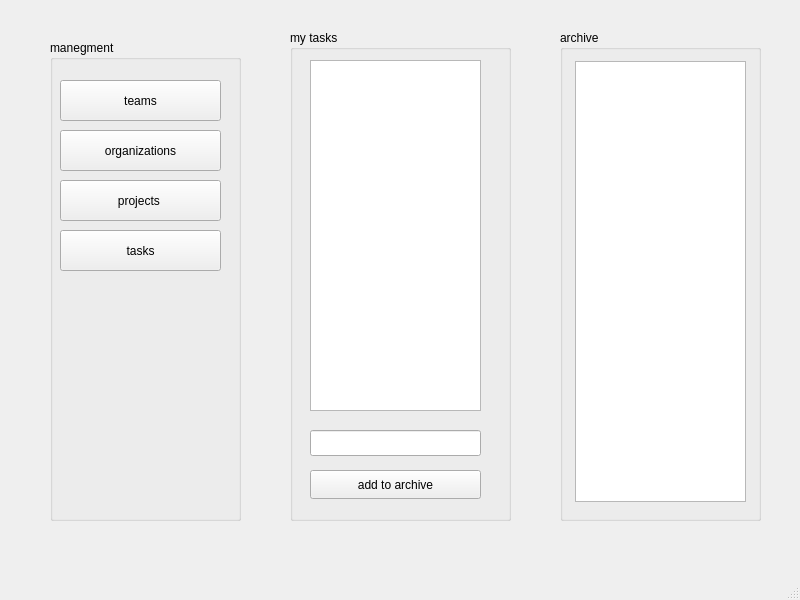
Qt form firstpage.ui (mahdientezari2003/ap_todolist) before a commit.
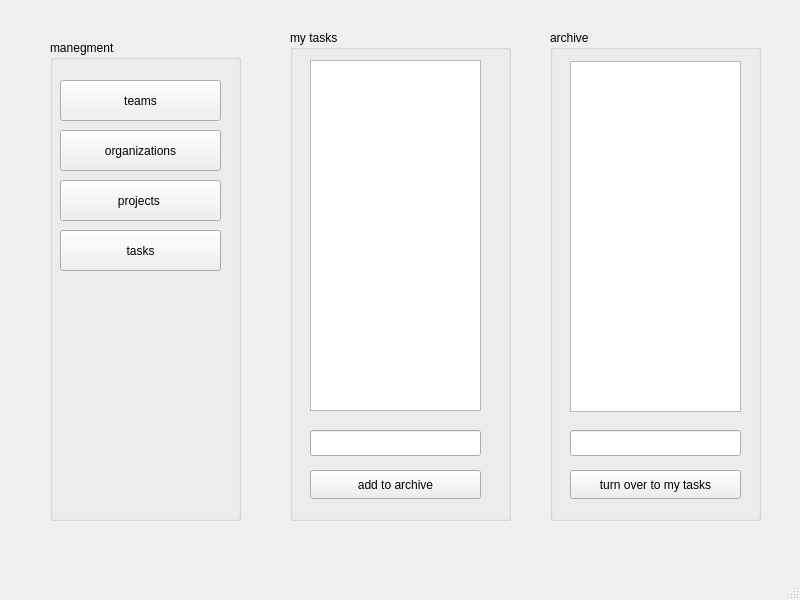
The same form after that commit.

Commit message: write onlineId and create a task section

```diff
--- a/firstpage.ui
+++ b/firstpage.ui
@@ -128,9 +128,9 @@
    <widget class="QGroupBox" name="groupBox_2">
     <property name="geometry">
      <rect>
-      <x>560</x>
+      <x>550</x>
       <y>30</y>
-      <width>201</width>
+      <width>211</width>
       <height>491</height>
      </rect>
     </property>
@@ -140,13 +140,36 @@
     <widget class="QListView" name="listView">
      <property name="geometry">
       <rect>
-       <x>15</x>
+       <x>20</x>
        <y>31</y>
        <width>171</width>
-       <height>441</height>
+       <height>351</height>
       </rect>
      </property>
     </widget>
+    <widget class="QLineEdit" name="turn_over_to_my_tasks_input">
+     <property name="geometry">
+      <rect>
+       <x>20</x>
+       <y>400</y>
+       <width>171</width>
+       <height>26</height>
+      </rect>
+     </property>
+    </widget>
+    <widget class="QPushButton" name="turn_over_to_my_tasks_btn">
+     <property name="geometry">
+      <rect>
+       <x>20</x>
+       <y>440</y>
+       <width>171</width>
+       <height>29</height>
+      </rect>
+     </property>
+     <property name="text">
+      <string>turn over to my tasks</string>
+     </property>
+    </widget>
    </widget>
   </widget>
   <widget class="QMenuBar" name="menubar">
```
Left out of the diff: 22 changed lines with no effect on the pictures. The commit also changes 21 other files.
